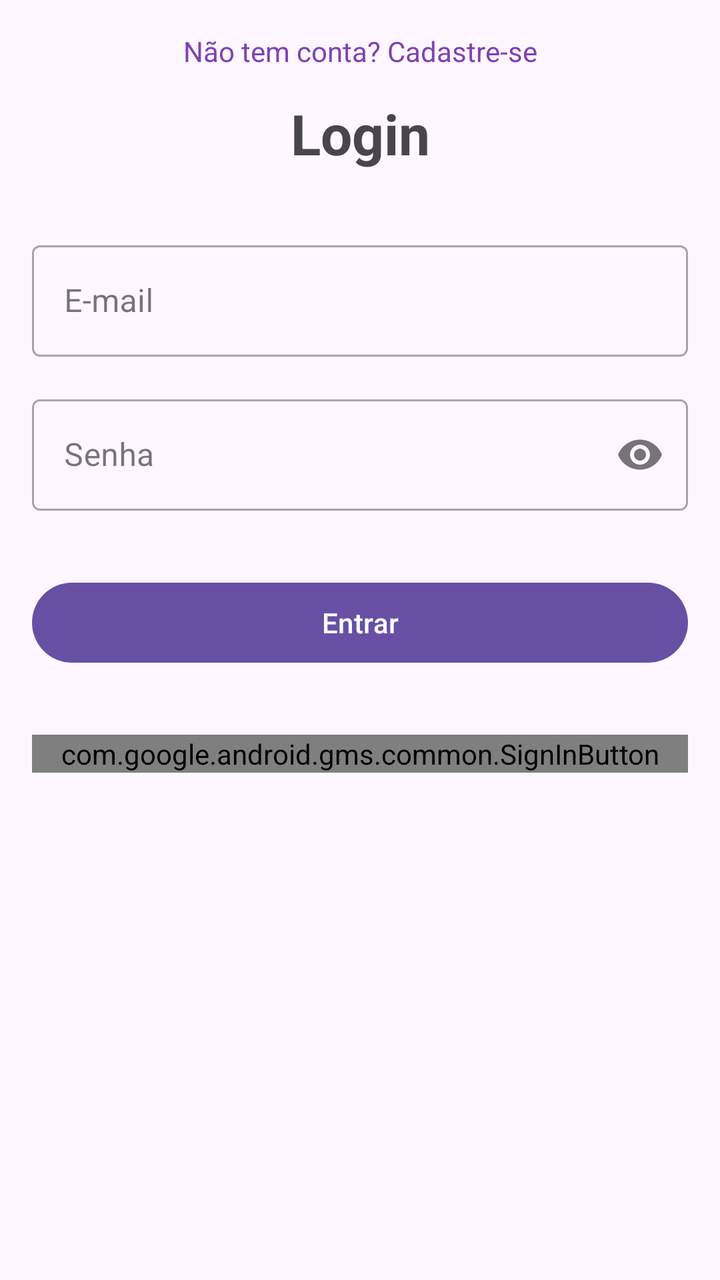
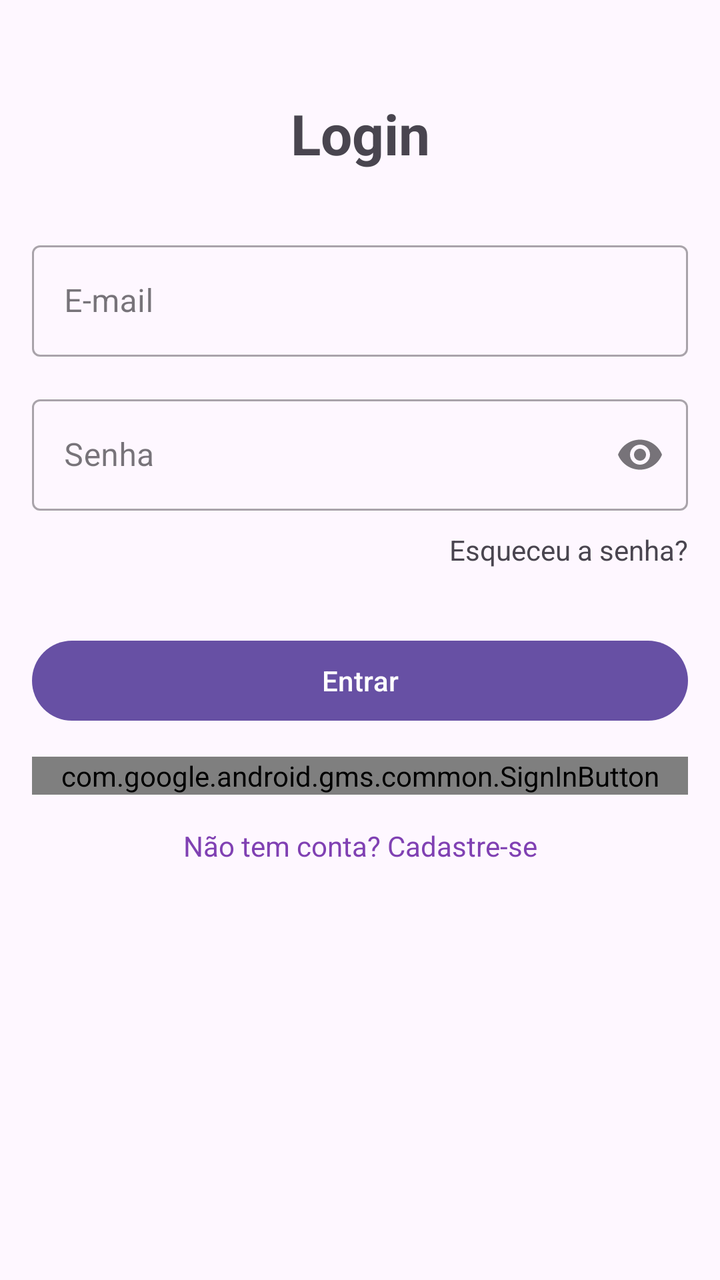

An Android layout rendered at two revisions. The XML below is the earlier revision; the diff shows what the commit changed to produce the second picture.
<!-- AndroidManifest.xml: application theme Theme.FirebaseAuthApp -->
<!-- res/layout/activity_login.xml -->
<?xml version="1.0" encoding="utf-8"?>
<ScrollView xmlns:android="http://schemas.android.com/apk/res/android"
    xmlns:app="http://schemas.android.com/apk/res-auto"
    xmlns:tools="http://schemas.android.com/tools"
    android:layout_width="match_parent"
    android:layout_height="match_parent"
    android:padding="16dp">

    <androidx.constraintlayout.widget.ConstraintLayout
        android:layout_width="match_parent"
        android:layout_height="wrap_content"
        tools:context=".ui.login.LoginActivity">

        <TextView
            android:id="@+id/tvTitle"
            android:layout_width="wrap_content"
            android:layout_height="wrap_content"
            android:text="Login"
            android:textSize="28sp"
            android:textStyle="bold"
            app:layout_constraintEnd_toEndOf="parent"
            app:layout_constraintStart_toStartOf="parent"
            app:layout_constraintTop_toTopOf="parent"
            android:layout_marginTop="32dp" />

        <com.google.android.material.textfield.TextInputLayout
            android:id="@+id/tilEmail"
            style="@style/Widget.MaterialComponents.TextInputLayout.OutlinedBox"
            android:layout_width="0dp"
            android:layout_height="wrap_content"
            android:layout_marginTop="32dp"
            android:hint="E-mail"
            app:layout_constraintEnd_toEndOf="parent"
            app:layout_constraintStart_toStartOf="parent"
            app:layout_constraintTop_toBottomOf="@+id/tvTitle">

            <com.google.android.material.textfield.TextInputEditText
                android:id="@+id/etEmail"
                android:layout_width="match_parent"
                android:layout_height="wrap_content"
                android:inputType="textEmailAddress"
                android:importantForAutofill="no" />
        </com.google.android.material.textfield.TextInputLayout>

        <com.google.android.material.textfield.TextInputLayout
            android:id="@+id/tilPassword"
            style="@style/Widget.MaterialComponents.TextInputLayout.OutlinedBox"
            android:layout_width="0dp"
            android:layout_height="wrap_content"
            android:layout_marginTop="16dp"
            android:hint="Senha"
            app:layout_constraintEnd_toEndOf="parent"
            app:layout_constraintStart_toStartOf="parent"
            app:layout_constraintTop_toBottomOf="@+id/tilEmail"
            app:endIconMode="password_toggle">

            <com.google.android.material.textfield.TextInputEditText
                android:id="@+id/etPassword"
                android:layout_width="match_parent"
                android:layout_height="wrap_content"
                android:inputType="textPassword"
                android:importantForAutofill="no" />
        </com.google.android.material.textfield.TextInputLayout>

        <Button
            android:id="@+id/btnLogin"
            android:layout_width="0dp"
            android:layout_height="wrap_content"
            android:layout_marginTop="32dp"
            android:text="Entrar"
            app:layout_constraintEnd_toEndOf="parent"
            app:layout_constraintStart_toStartOf="parent"
            app:layout_constraintTop_toBottomOf="@+id/tilPassword" />

        <com.google.android.gms.common.SignInButton
            android:id="@+id/btnSignWithGoogle"
            android:layout_width="0dp"
            android:layout_height="wrap_content"
            android:layout_marginTop="32dp"
            android:text="Entrar"
            app:layout_constraintEnd_toEndOf="parent"
            app:layout_constraintStart_toStartOf="parent"
            app:layout_constraintTop_toBottomOf="@+id/btnLogin" />

        <TextView
            android:id="@+id/tvRegister"
            android:layout_width="wrap_content"
            android:layout_height="wrap_content"
            android:layout_marginTop="16dp"
            android:text="Não tem conta? Cadastre-se"
            android:textColor="@color/purple_500"
            app:layout_constraintEnd_toEndOf="parent"
            app:layout_constraintStart_toStartOf="parent"
            app:layout_constraintTop_toBottomOf="@+id/btnGoogleLogin" />

        <ProgressBar
            android:id="@+id/progressBar"
            android:layout_width="wrap_content"
            android:layout_height="wrap_content"
            android:visibility="gone"
            app:layout_constraintBottom_toBottomOf="parent"
            app:layout_constraintEnd_toEndOf="parent"
            app:layout_constraintStart_toStartOf="parent"
            app:layout_constraintTop_toTopOf="parent" />

    </androidx.constraintlayout.widget.ConstraintLayout>
</ScrollView>
<!-- resources referenced by this layout -->
<resources>
  <color name="purple_500">#8041B3</color>
  <style name="Theme.FirebaseAuthApp" parent="Base.Theme.FirebaseAuthApp" />
  <style name="Base.Theme.FirebaseAuthApp" parent="Theme.Material3.DayNight.NoActionBar">
          
          
      </style>
</resources>

<!-- the commit's change to res/layout/activity_login.xml (unified diff, before → after) -->
@@ -62,6 +62,15 @@
                 android:importantForAutofill="no" />
         </com.google.android.material.textfield.TextInputLayout>
 
+        <TextView
+            android:id="@+id/tvForgotPassword"
+            android:layout_width="wrap_content"
+            android:layout_height="wrap_content"
+            android:text="Esqueceu a senha?"
+            android:layout_marginTop="10dp"
+            app:layout_constraintEnd_toEndOf="parent"
+            app:layout_constraintTop_toBottomOf="@id/tilPassword"/>
+
         <Button
             android:id="@+id/btnLogin"
             android:layout_width="0dp"
@@ -70,13 +79,13 @@
             android:text="Entrar"
             app:layout_constraintEnd_toEndOf="parent"
             app:layout_constraintStart_toStartOf="parent"
-            app:layout_constraintTop_toBottomOf="@+id/tilPassword" />
+            app:layout_constraintTop_toBottomOf="@+id/tvForgotPassword" />
 
         <com.google.android.gms.common.SignInButton
             android:id="@+id/btnSignWithGoogle"
             android:layout_width="0dp"
             android:layout_height="wrap_content"
-            android:layout_marginTop="32dp"
+            android:layout_marginTop="14dp"
             android:text="Entrar"
             app:layout_constraintEnd_toEndOf="parent"
             app:layout_constraintStart_toStartOf="parent"
@@ -91,7 +100,7 @@
             android:textColor="@color/purple_500"
             app:layout_constraintEnd_toEndOf="parent"
             app:layout_constraintStart_toStartOf="parent"
-            app:layout_constraintTop_toBottomOf="@+id/btnGoogleLogin" />
+            app:layout_constraintTop_toBottomOf="@+id/btnSignWithGoogle" />
 
         <ProgressBar
             android:id="@+id/progressBar"
